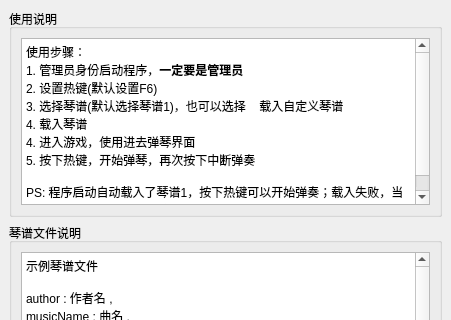
muaying/ysMusic, file src/helpwindow.ui: the form before one commit; both pictures show x 0 to 451 and y 0 to 320 of the 451 by 495 pixel window.
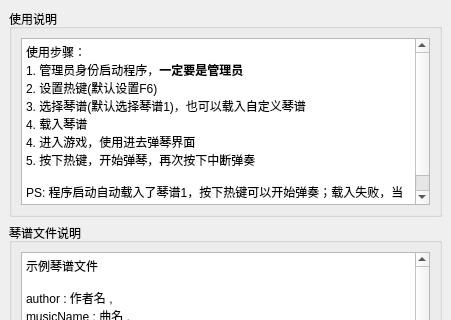
The form after the commit.

Diff of the .ui file:
```diff
--- a/src/helpwindow.ui
+++ b/src/helpwindow.ui
@@ -43,7 +43,7 @@
 &lt;p style=&quot; margin-top:0px; margin-bottom:0px; margin-left:0px; margin-right:0px; -qt-block-indent:0; text-indent:0px;&quot;&gt;使用步骤：&lt;/p&gt;
 &lt;p style=&quot; margin-top:0px; margin-bottom:0px; margin-left:0px; margin-right:0px; -qt-block-indent:0; text-indent:0px;&quot;&gt;1. 管理员身份启动程序，&lt;span style=&quot; font-weight:700;&quot;&gt;一定要是管理员&lt;/span&gt;&lt;/p&gt;
 &lt;p style=&quot; margin-top:0px; margin-bottom:0px; margin-left:0px; margin-right:0px; -qt-block-indent:0; text-indent:0px;&quot;&gt;2. 设置热键(默认设置F6)&lt;/p&gt;
-&lt;p style=&quot; margin-top:0px; margin-bottom:0px; margin-left:0px; margin-right:0px; -qt-block-indent:0; text-indent:0px;&quot;&gt;3. 选择琴谱(默认选择琴谱1)，也可以选择    载入自定义琴谱&lt;/p&gt;
+&lt;p style=&quot; margin-top:0px; margin-bottom:0px; margin-left:0px; margin-right:0px; -qt-block-indent:0; text-indent:0px;&quot;&gt;3. 选择琴谱(默认选择琴谱1)，也可以载入自定义琴谱&lt;/p&gt;
 &lt;p style=&quot; margin-top:0px; margin-bottom:0px; margin-left:0px; margin-right:0px; -qt-block-indent:0; text-indent:0px;&quot;&gt;4. 载入琴谱&lt;/p&gt;
 &lt;p style=&quot; margin-top:0px; margin-bottom:0px; margin-left:0px; margin-right:0px; -qt-block-indent:0; text-indent:0px;&quot;&gt;4. 进入游戏，使用进去弹琴界面&lt;/p&gt;
 &lt;p style=&quot; margin-top:0px; margin-bottom:0px; margin-left:0px; margin-right:0px; -qt-block-indent:0; text-indent:0px;&quot;&gt;5. 按下热键，开始弹琴，再次按下中断弹奏&lt;/p&gt;
```
Left out of the diff: 6 changed lines with no effect on the pictures.
